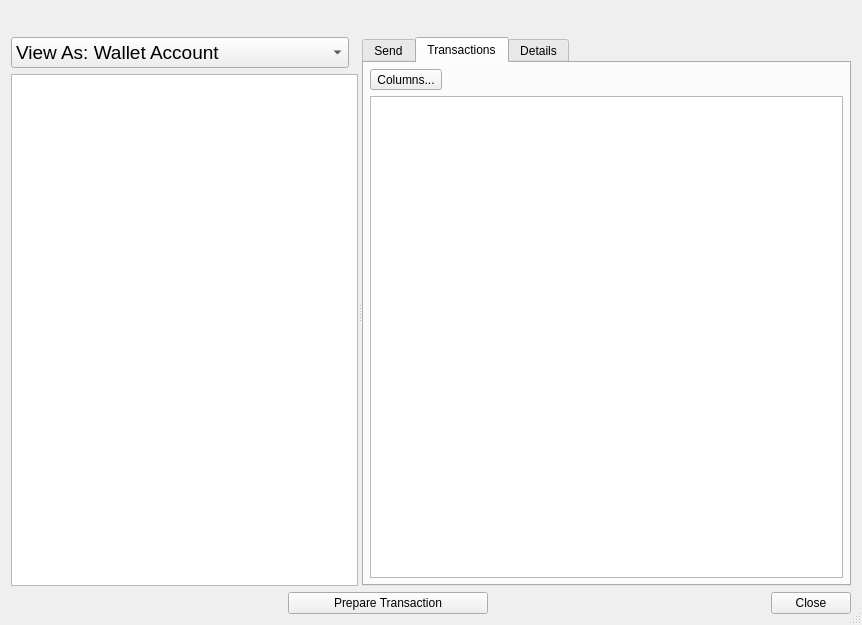
Before: the Qt Designer form src/ui/ui_wallet_dlg.ui in Bertrand256/dash-masternode-tool, drawn with Qt 5.
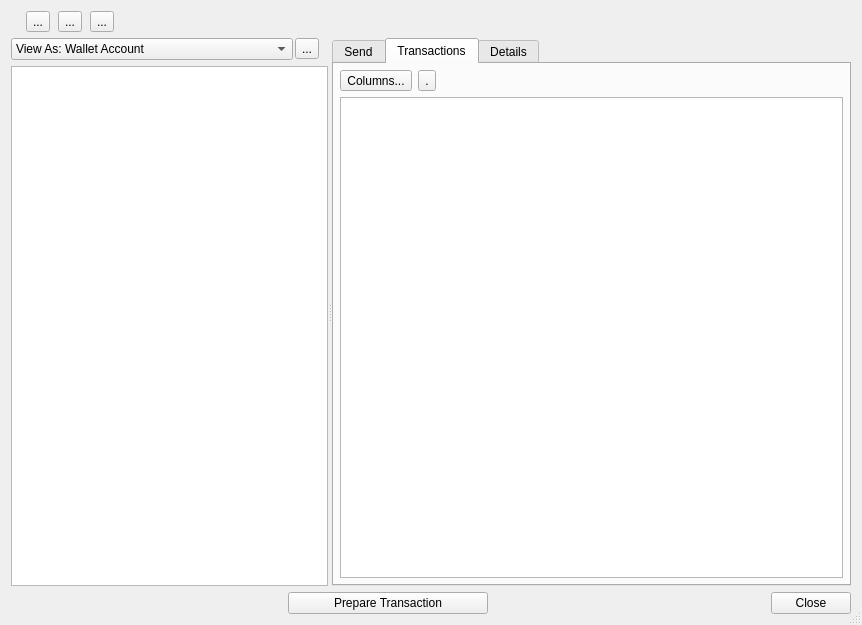
After: the same form once the commit is applied. The open tabs and pages were chosen to show the change.

Commit message: Changed hyperlink buttons in the wallet dialog to standard tool buttons because on some windows labels were not really pretty. Changed the pyinstaller script to automatically load all image files.

Diff of the .ui file:
```diff
--- a/src/ui/ui_wallet_dlg.ui
+++ b/src/ui/ui_wallet_dlg.ui
@@ -56,6 +56,36 @@
           </property>
          </widget>
         </item>
+        <item>
+         <widget class="QToolButton" name="btnSetHwIdentityLabel">
+          <property name="toolTip">
+           <string>Set/change hw identity label</string>
+          </property>
+          <property name="text">
+           <string>...</string>
+          </property>
+         </widget>
+        </item>
+        <item>
+         <widget class="QToolButton" name="btnPurgeHwIdentity">
+          <property name="toolTip">
+           <string>Purge this identity from cache</string>
+          </property>
+          <property name="text">
+           <string>...</string>
+          </property>
+         </widget>
+        </item>
+        <item>
+         <widget class="QToolButton" name="btnFetchTransactions">
+          <property name="toolTip">
+           <string>Force fetch transactions</string>
+          </property>
+          <property name="text">
+           <string>...</string>
+          </property>
+         </widget>
+        </item>
         <item>
          <widget class="QWidget" name="wdgSpinner" native="true">
           <property name="minimumSize">
@@ -162,11 +192,6 @@
                 <height>16777215</height>
                </size>
               </property>
-              <property name="font">
-               <font>
-                <pointsize>14</pointsize>
-               </font>
-              </property>
               <item>
                <property name="text">
                 <string>View As: Wallet Account</string>
@@ -179,6 +204,25 @@
               </item>
              </widget>
             </item>
+            <item>
+             <widget class="QToolButton" name="btnViewModeOptions">
+              <property name="sizePolicy">
+               <sizepolicy hsizetype="Fixed" vsizetype="Maximum">
+                <horstretch>0</horstretch>
+                <verstretch>0</verstretch>
+               </sizepolicy>
+              </property>
+              <property name="toolTip">
+               <string>Options</string>
+              </property>
+              <property name="text">
+               <string>...</string>
+              </property>
+              <property name="checkable">
+               <bool>true</bool>
+              </property>
+             </widget>
+            </item>
             <item>
              <widget class="QLabel" name="lblViewModeOptions">
               <property name="sizePolicy">
@@ -487,14 +531,59 @@
                <number>6</number>
               </property>
               <item>
-               <layout class="QVBoxLayout" name="verticalLayout_12">
+               <layout class="QHBoxLayout" name="horizontalLayout_2">
                 <item>
                  <widget class="QToolButton" name="btnTxesViewColumns">
+                  <property name="maximumSize">
+                   <size>
+                    <width>16777215</width>
+                    <height>22</height>
+                   </size>
+                  </property>
                   <property name="text">
                    <string>Columns...</string>
                   </property>
                  </widget>
                 </item>
+                <item>
+                 <widget class="QToolButton" name="btnTxesTabFilter">
+                  <property name="maximumSize">
+                   <size>
+                    <width>16777215</width>
+                    <height>22</height>
+                   </size>
+                  </property>
+                  <property name="text">
+                   <string>.</string>
+                  </property>
+                  <property name="checkable">
+                   <bool>true</bool>
+                  </property>
+                 </widget>
+                </item>
+                <item>
+                 <widget class="QLabel" name="lblTxesTabFilterButton">
+                  <property name="toolTip">
+                   <string>Filter conditions</string>
+                  </property>
+                  <property name="text">
+                   <string/>
+                  </property>
+                 </widget>
+                </item>
+                <item>
+                 <spacer name="horizontalSpacer_4">
+                  <property name="orientation">
+                   <enum>Qt::Horizontal</enum>
+                  </property>
+                  <property name="sizeHint" stdset="0">
+                   <size>
+                    <width>40</width>
+                    <height>20</height>
+                   </size>
+                  </property>
+                 </spacer>
+                </item>
                </layout>
               </item>
               <item>
```
Left out of the diff: 4 changed lines with no effect on the pictures. The commit also changes 26 other files.
